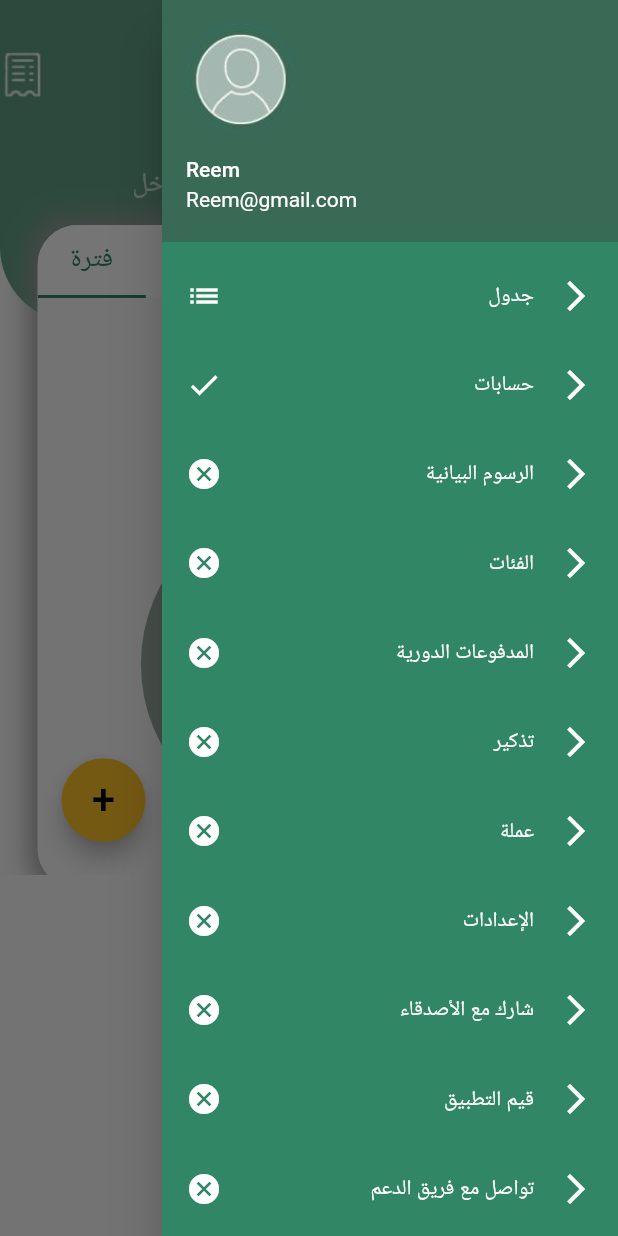
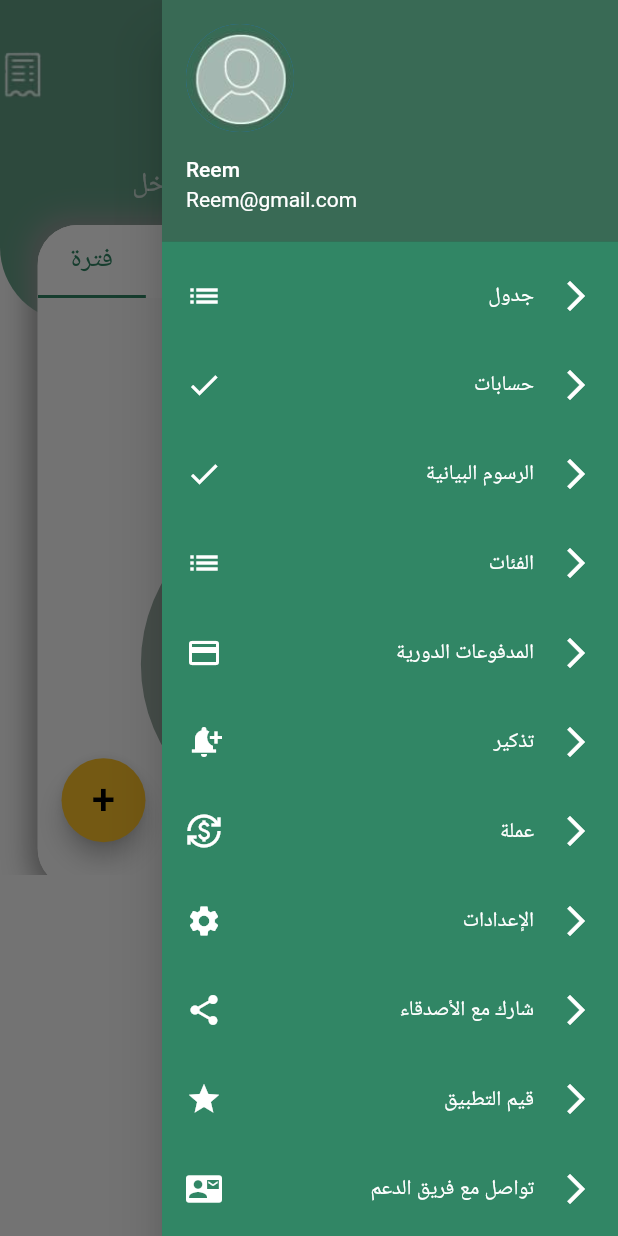
Before and after one commit to EngReemJr/Money_Manager, a Flutter app: the ExpensesScreen screen opened by its route, tab 3 chosen, with the side drawer open, on a phone screen of 412 x 824 dp. Run offline on Flutter 3.47's test engine with Material 2 defaults, Android fonts, the phone set to English and light mode, and no system bars; our stand-ins replace easy_localization, flutter_screenutil, shared_preferences, sqflite, syncfusion_flutter_charts; missing offline and left inert: dart:ffi, flutter_simple_calculator; accounts and stored records are empty.

```diff
--- a/lib/MoneyManagmentView/Views/Screen/Expenses.dart
+++ b/lib/MoneyManagmentView/Views/Screen/Expenses.dart
@@ -28,9 +28,14 @@ class _ExpensesScreenState extends State<ExpensesScreen>
     ExpensesScreen.tabController = TabController(length: 2, vsync: this);
     ExpensesScreen.tabController.index = 1;
     ExpensesScreen.tabController.addListener(() {
-      Provider.of<MoneyProvider>(context, listen: false)
-          .changeMyTabIndex(ExpensesScreen.tabController.index);
+      makeDelay();
     });
+  }
+
+  makeDelay() async {
+    await Future.delayed(Duration(seconds: 1));
+    Provider.of<MoneyProvider>(context, listen: false)
+        .changeMyTabIndex(ExpensesScreen.tabController.index);
   }
 
   void initState() {
@@ -79,8 +84,8 @@ class _ExpensesScreenState extends State<ExpensesScreen>
                                       .length,
                               itemBuilder: (context, index) {
                                 return (() {
-                                  // log(ExpensesScreen.tabController.index
-                                  //   .toString());
+
+
                                   if (Provider.of<MoneyProvider>(context,
                                               listen: false)
                                           .myTabIndex ==
@@ -97,8 +102,6 @@ class _ExpensesScreenState extends State<ExpensesScreen>
                                                 .toList())[index]
                                             .toMap());
                                   } else {
-                                    log(provider.incomes.length.toString()+' list length');
-                                   log(provider.selectedbalance.toString()+' selected balance');
 
                                     return ViewData(
                                         'incomes',
@@ -135,7 +138,7 @@ buildProfileDrawer() {
           ),
           accountEmail: Text('Reem@gmail.com', textAlign: TextAlign.end),
           accountName: Text('Reem'),
-          // accountName: Text('Reem'),
+
         ),
         Expanded(
             child: ListTile(
@@ -166,7 +169,7 @@ buildProfileDrawer() {
           title: Text('الرسوم البيانية', textAlign: TextAlign.end),
           iconColor: Colors.white,
           textColor: Colors.white,
-          leading: Icon(Icons.cancel),
+         leading: Icon(Icons.done),
           trailing: Icon(Icons.arrow_forward_ios),
           onTap: () {
             ExpensesScreen.tabController.animateTo(2);
@@ -177,7 +180,7 @@ buildProfileDrawer() {
           title: Text('الفئات', textAlign: TextAlign.end),
           iconColor: Colors.white,
           textColor: Colors.white,
-          leading: Icon(Icons.cancel),
+          leading: Icon(Icons.list),
           trailing: Icon(Icons.arrow_forward_ios),
           onTap: () {
             ExpensesScreen.tabController.animateTo(2);
@@ -189,7 +192,7 @@ buildProfileDrawer() {
           title: Text('المدفوعات الدورية', textAlign: TextAlign.end),
           iconColor: Colors.white,
           textColor: Colors.white,
-          leading: Icon(Icons.cancel),
+          leading: Icon(Icons.payment),
           trailing: Icon(Icons.arrow_forward_ios),
           onTap: () {
             ExpensesScreen.tabController.animateTo(2);
@@ -197,11 +200,11 @@ buildProfileDrawer() {
         )),
         Expanded(
             child: ListTile(
-          ///  title: Text('تذكير'),
+
           title: Text('تذكير', textAlign: TextAlign.end),
           iconColor: Colors.white,
           textColor: Colors.white,
-          leading: Icon(Icons.cancel),
+          leading: Icon(Icons.notification_add),
           trailing: Icon(Icons.arrow_forward_ios),
           onTap: () {
             ExpensesScreen.tabController.animateTo(2);
@@ -209,11 +212,11 @@ buildProfileDrawer() {
         )),
         Expanded(
             child: ListTile(
-          // title: Text('عملة'),
+
           title: Text('عملة', textAlign: TextAlign.end),
           iconColor: Colors.white,
           textColor: Colors.white,
-          leading: Icon(Icons.cancel),
+          leading: Icon(Icons.currency_exchange),
           trailing: Icon(Icons.arrow_forward_ios),
           onTap: () {
             ExpensesScreen.tabController.animateTo(2);
@@ -221,11 +224,11 @@ buildProfileDrawer() {
         )),
         Expanded(
             child: ListTile(
-          // title: Text('الإعدادات'),
+
           title: Text('الإعدادات', textAlign: TextAlign.end),
           iconColor: Colors.white,
           textColor: Colors.white,
-          leading: Icon(Icons.cancel),
+          leading: Icon(Icons.settings),
           trailing: Icon(Icons.arrow_forward_ios),
           onTap: () {
             ExpensesScreen.tabController.animateTo(2);
@@ -237,7 +240,7 @@ buildProfileDrawer() {
           title: Text('شارك مع الأصدقاء', textAlign: TextAlign.end),
           iconColor: Colors.white,
           textColor: Colors.white,
-          leading: Icon(Icons.cancel),
+          leading: Icon(Icons.share),
           trailing: Icon(Icons.arrow_forward_ios),
           onTap: () {
             ExpensesScreen.tabController.animateTo(2);
@@ -249,7 +252,7 @@ buildProfileDrawer() {
           title: Text('قيم التطبيق', textAlign: TextAlign.end),
           iconColor: Colors.white,
           textColor: Colors.white,
-          leading: Icon(Icons.cancel),
+          leading: Icon(Icons.star),
           trailing: Icon(Icons.arrow_forward_ios),
           onTap: () {
             ExpensesScreen.tabController.animateTo(2);
@@ -260,8 +263,8 @@ buildProfileDrawer() {
           title: Text('تواصل مع فريق الدعم', textAlign: TextAlign.end),
           iconColor: Colors.white,
           textColor: Colors.white,
-          //  title: Text('تواصل مع فريق الدعم'),
-          leading: Icon(Icons.cancel),
+
+          leading: Icon(Icons.contact_mail),
           trailing: Icon(Icons.arrow_forward_ios),
           onTap: () {
             ExpensesScreen.tabController.animateTo(2);
@@ -270,5 +273,5 @@ buildProfileDrawer() {
       ],
     ),
   );
-  showList() {}
+
 }
--- a/lib/MoneyManagmentView/Views/Screen/splash_Screen.dart
+++ b/lib/MoneyManagmentView/Views/Screen/splash_Screen.dart
@@ -22,7 +22,6 @@ class _SplashscreenState extends State<Splashscreen> {
     makeDelay();
   }
   navigateUser() async{
-  //  Provider.of<MoneyProvider>(context, listen: false).getAllBalances();
     bool isFirstTime = FileHelper.getFirstTime();
 
     if (isFirstTime) {
--- a/lib/MoneyManagmentView/Views/Widgets/ExpensesOrIncomeContainer.dart
+++ b/lib/MoneyManagmentView/Views/Widgets/ExpensesOrIncomeContainer.dart
@@ -173,7 +173,7 @@ Row(children: [Expanded(child: SizedBox()),
 Row(children: [Expanded(child: SizedBox()),
   Center(child: Text(DateTime.now().month!.toString() +
      '/' +
-    DateTime.now().day!.toString()+'اليوم,')),
+    DateTime.now().day!.toString()+',اليوم ')),
     Expanded(child: SizedBox()),IconButton(onPressed: (){}, icon: Icon(Icons.arrow_forward_ios))],)
  ])),
               Container(height: 418.h, child: ChartApp(title!))
```
Also changed, not shown: lib/MoneyManagmentView/Views/Screen/Matters.dart (+9 -0 lines), lib/MoneyManagmentView/Views/Widgets/NewExpenseOrIncome.dart (+5 -2 lines), lib/MoneyManagmentView/Views/Widgets/custome_appbar.dart (+0 -10 lines), 4 other files.
